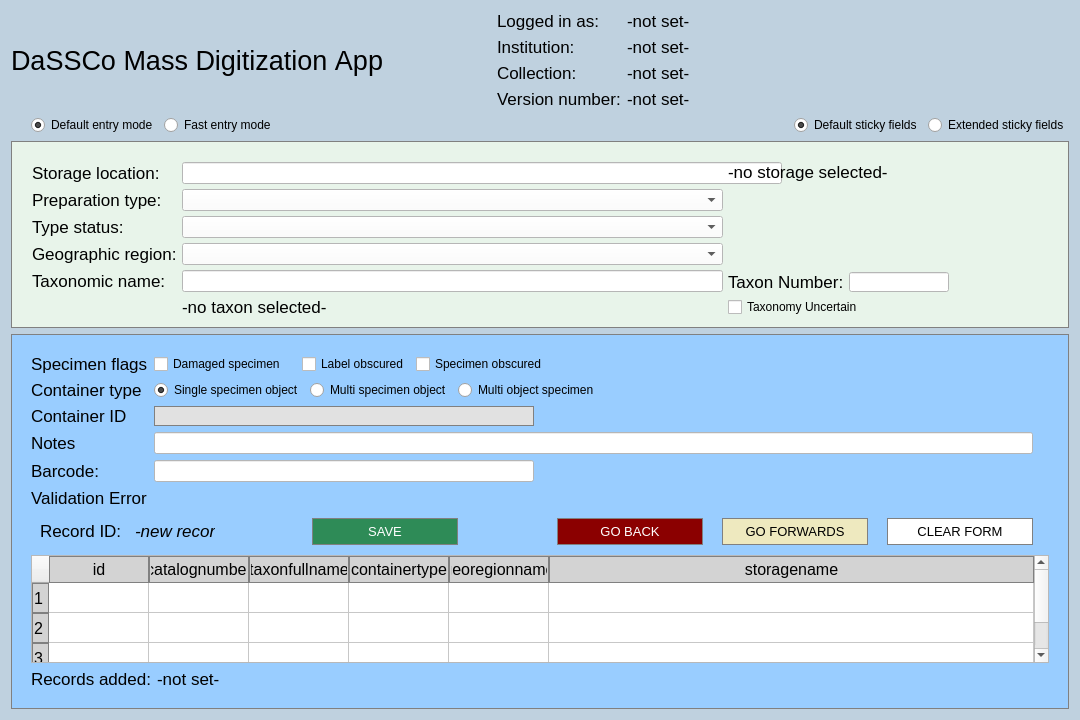
First picture: the form in MassDigitizer/ui/specimendataentry.ui, repository NHMDenmark/Mass-Digitizer, before the edit.
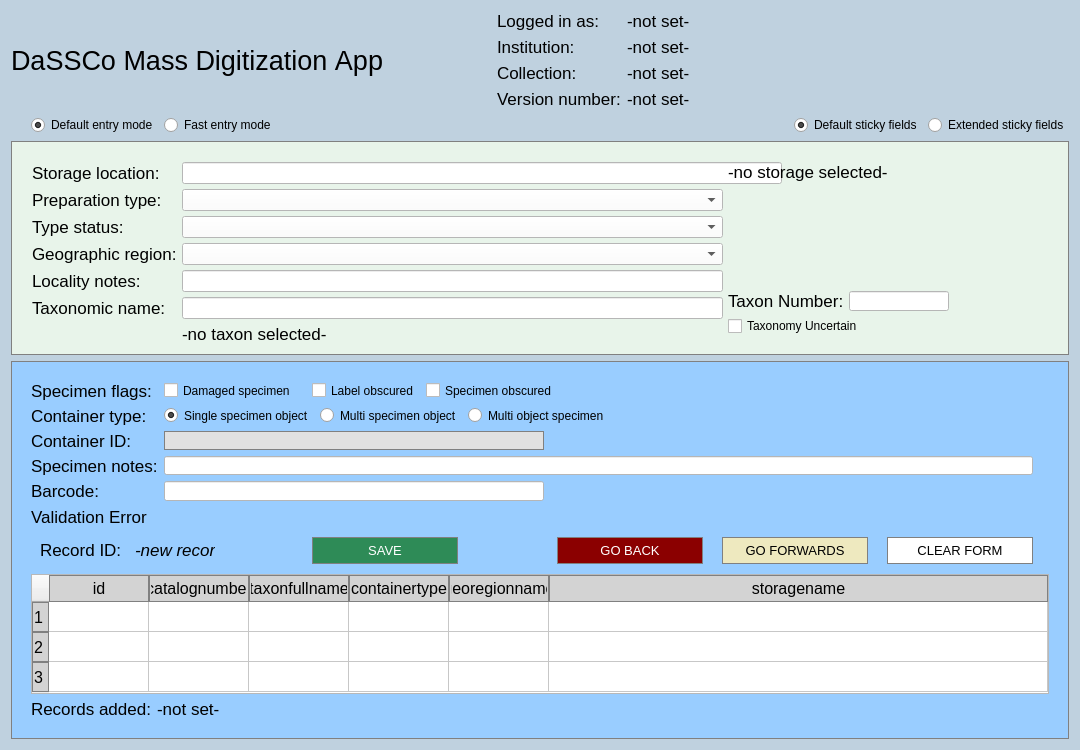
Second picture: the form after the edit. Icons and pictures are not drawn.

Commit message: Added locality notes field #624

Patch:
```diff
--- a/MassDigitizer/ui/specimendataentry.ui
+++ b/MassDigitizer/ui/specimendataentry.ui
@@ -7,7 +7,7 @@
     <x>0</x>
     <y>0</y>
     <width>1080</width>
-    <height>720</height>
+    <height>750</height>
    </rect>
   </property>
   <property name="sizePolicy">
@@ -19,13 +19,13 @@
   <property name="minimumSize">
    <size>
     <width>1080</width>
-    <height>720</height>
+    <height>750</height>
    </size>
   </property>
   <property name="maximumSize">
    <size>
-    <width>1080</width>
-    <height>720</height>
+    <width>1200</width>
+    <height>960</height>
    </size>
   </property>
   <property name="font">
@@ -384,17 +384,17 @@
           <item row="3" column="1">
            <widget class="QComboBox" name="cbxGeoRegion"/>
           </item>
-          <item row="4" column="0">
+          <item row="5" column="0">
            <widget class="QLabel" name="lblTaxonName">
             <property name="text">
              <string>Taxonomic name:</string>
             </property>
            </widget>
           </item>
-          <item row="4" column="1">
-           <widget class="QLineEdit" name="inpTaxonName"/>
-          </item>
           <item row="5" column="1">
+           <widget class="QLineEdit" name="inpTaxonName"/>
+          </item>
+          <item row="6" column="1">
            <widget class="QLabel" name="txtTaxonFullname">
             <property name="minimumSize">
              <size>
@@ -416,6 +416,16 @@
             </property>
            </widget>
           </item>
+          <item row="4" column="0">
+           <widget class="QLabel" name="label">
+            <property name="text">
+             <string>Locality notes:</string>
+            </property>
+           </widget>
+          </item>
+          <item row="4" column="1">
+           <widget class="QLineEdit" name="inpLocalityNotes"/>
+          </item>
          </layout>
         </item>
        </layout>
@@ -539,7 +549,7 @@
             <item row="0" column="0">
              <widget class="QLabel" name="lblSpecimenFlags">
               <property name="text">
-               <string>Specimen flags</string>
+               <string>Specimen flags:</string>
               </property>
              </widget>
             </item>
@@ -608,7 +618,7 @@
             <item row="2" column="0">
              <widget class="QLabel" name="lblContainerType">
               <property name="text">
-               <string>Container type</string>
+               <string>Container type:</string>
               </property>
              </widget>
             </item>
@@ -668,7 +678,7 @@
             <item row="3" column="0">
              <widget class="QLabel" name="lblContainerID">
               <property name="text">
-               <string>Container ID</string>
+               <string>Container ID:</string>
               </property>
              </widget>
             </item>
@@ -688,7 +698,7 @@
             <item row="4" column="0">
              <widget class="QLabel" name="lblNotes">
               <property name="text">
-               <string>Notes</string>
+               <string>Specimen notes:</string>
               </property>
              </widget>
             </item>
@@ -924,6 +934,12 @@
         </item>
         <item>
          <widget class="QTableWidget" name="tblPrevious">
+          <property name="minimumSize">
+           <size>
+            <width>0</width>
+            <height>120</height>
+           </size>
+          </property>
           <property name="maximumSize">
            <size>
             <width>4096</width>
```
Left out of the diff: 28 changed lines with no effect on the pictures. The commit also changes 6 other files.
